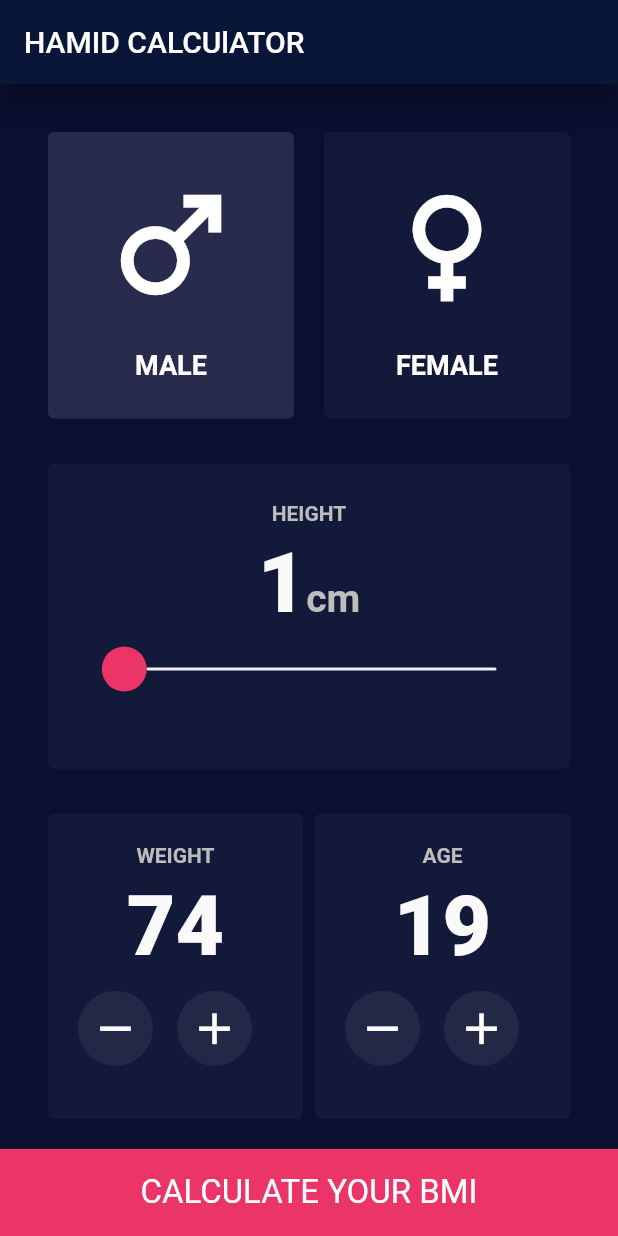
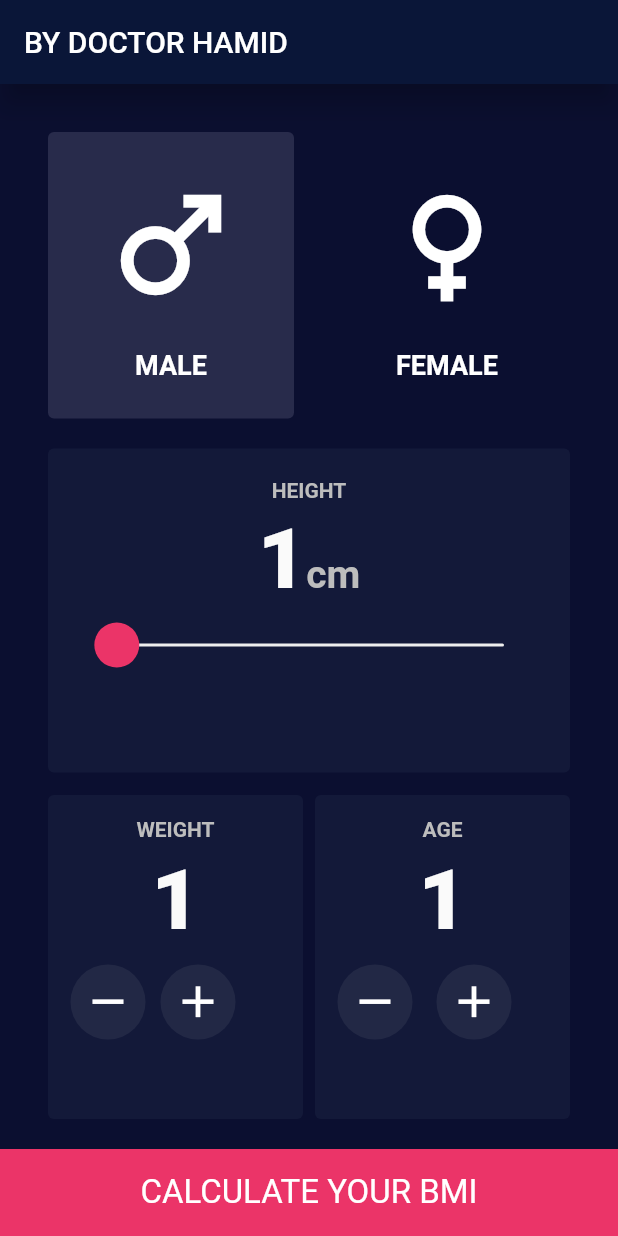
Before and after one commit to hamid-cherif/myfirstapp, a Flutter app: the screen it shows after launch, on a phone screen of 412 x 824 dp. Run offline on Flutter 3.47's test engine with Material 2 defaults, Android fonts, the phone set to English and light mode, and no system bars.

Commit message:
first version of bmi app

```diff
--- /dev/null
+++ b/lib/components/components.dart
@@ -0,0 +1 @@
+export 'gender_button_component.dart';
--- /dev/null
+++ b/lib/components/gender_button_component.dart
@@ -0,0 +1,48 @@
+import 'package:flutter/material.dart';
+
+class GenderButtonComponent extends StatelessWidget {
+  final dynamic onTap;
+  final Color bgColor;
+  final IconData buttonIcon;
+  final String title;
+
+  const GenderButtonComponent({
+    required this.title,
+    required this.onTap,
+    required this.bgColor,
+    required this.buttonIcon,
+    Key? key,
+  }) : super(key: key);
+
+  @override
+  Widget build(BuildContext context) {
+    return GestureDetector(
+      onTap: onTap,
+      child: Container(
+        padding: const EdgeInsets.all(25),
+        decoration: BoxDecoration(
+          borderRadius: BorderRadius.circular(4),
+          color: bgColor,
+        ),
+        child: Column(
+          children: [
+            Icon(
+              buttonIcon,
+              color: Colors.white,
+              size: 100,
+            ),
+            const SizedBox(height: 20),
+            Text(
+              title,
+              style: const TextStyle(
+                color: Colors.white,
+                fontSize: 18,
+                fontWeight: FontWeight.w600,
+              ),
+            )
+          ],
+        ),
+      ),
+    );
+  }
+}
--- a/lib/screens/home_screen.dart
+++ b/lib/screens/home_screen.dart
@@ -1,5 +1,7 @@
 import 'package:flutter/material.dart';
 import 'package:helloworld/screens/constants.dart';
+import 'package:helloworld/screens/result_screen.dart';
+import './../components/components.dart';
 
 enum Gender { male, female }
 
@@ -17,11 +19,44 @@ class _HomeScreenState extends State<HomeScreen> {
   int weight = 1;
   int age = 1;
 
+  Map<dynamic, dynamic> result(
+      {required double height, required double weight}) {
+    double heightInMeter = height.toDouble() / 100;
+
+    final bmi = weight.toDouble() / (heightInMeter * heightInMeter);
+
+    if (bmi <= 18.5) {
+      return {
+        "result": bmi,
+        "rangeValue": "Below 18,5",
+        "interpretation": "underweight"
+      };
+    } else if (bmi >= 18.5 && bmi <= 24.9) {
+      return {
+        "result": bmi,
+        "rangeValue": "18,5 - 24,9",
+        "interpretation": "normal weight"
+      };
+    } else if (bmi >= 25 && bmi <= 29.9) {
+      return {
+        "result": bmi,
+        "rangeValue": "25 - 29,9",
+        "interpretation": "overweight"
+      };
+    } else {
+      return {
+        "result": bmi,
+        "rangeValue": "30 - Above",
+        "interpretation": "obesity"
+      };
+    }
+  }
+
   @override
   Widget build(BuildContext context) {
     return Scaffold(
       appBar: AppBar(
-        title: const Text("HAMID CALCUlATOR"),
+        title: const Text("BY DOCTOR HAMID"),
         backgroundColor: kAppBarColor,
         elevation: 8,
       ),
@@ -37,66 +72,43 @@ class _HomeScreenState extends State<HomeScreen> {
                     mainAxisAlignment: MainAxisAlignment.spaceBetween,
                     children: [
                       Expanded(
-                        child: Container(
-                          padding: const EdgeInsets.all(25),
-                          decoration: BoxDecoration(
-                            borderRadius: BorderRadius.circular(4),
-                            color: kGenderBoxColor,
-                          ),
-                          child: Column(children: const [
-                            Icon(
-                              Icons.male,
-                              color: Colors.white,
-                              size: 100,
-                            ),
-                            SizedBox(height: 20),
-                            Text(
-                              "MALE",
-                              style: TextStyle(
-                                color: Colors.white,
-                                fontSize: 18,
-                                fontWeight: FontWeight.w600,
-                              ),
-                            )
-                          ]),
+                        child: GenderButtonComponent(
+                          title: "MALE",
+                          bgColor: gender == Gender.male
+                              ? kGenderBoxColor
+                              : kBodyColor,
+                          buttonIcon: Icons.male,
+                          onTap: (() {
+                            setState(() {
+                              gender = Gender.male;
+                            });
+                          }),
                         ),
                       ),
                       const SizedBox(
                         width: 20,
                       ),
                       Expanded(
-                        child: Container(
-                          padding: const EdgeInsets.all(25),
-                          decoration: BoxDecoration(
-                            borderRadius: BorderRadius.circular(4),
-                            color: kBoxColor,
-                          ),
-                          child: Column(children: const [
-                            Icon(
-                              Icons.female,
-                              color: Colors.white,
-                              size: 100,
-                            ),
-                            SizedBox(height: 20),
-                            Text(
-                              "FEMALE",
-                              style: TextStyle(
-                                color: Colors.white,
-                                fontSize: 18,
-                                fontWeight: FontWeight.w600,
-                              ),
-                            )
-                          ]),
-                        ),
-                      )
+                          child: GenderButtonComponent(
+                        title: "FEMALE",
+                        bgColor: gender == Gender.female
+                            ? kGenderBoxColor
+                            : kBodyColor,
+                        buttonIcon: Icons.female,
+                        onTap: (() {
+                          setState(() {
+                            gender = Gender.female;
+                          });
+                        }),
+                      ))
                     ],
                   ),
                   const SizedBox(
-                    height: 30,
+                    height: 20,
                   ),
                   Expanded(
                     child: Container(
-                      padding: const EdgeInsets.all(25),
+                      padding: const EdgeInsets.all(20),
                       decoration: BoxDecoration(
                         borderRadius: BorderRadius.circular(4),
                         color: kBoxColor,
@@ -111,7 +123,7 @@ class _HomeScreenState extends State<HomeScreen> {
                             ),
                           ),
                           const SizedBox(
-                            height: 6,
+                            height: 5,
                           ),
                           Row(
                             textBaseline: TextBaseline.alphabetic,
@@ -133,7 +145,8 @@ class _HomeScreenState extends State<HomeScreen> {
                                   color: Colors.grey[400],
                                   fontWeight: FontWeight.bold,
                                   fontSize: 26,
-                                    textBaseline: TextBaseline.alphabetic),
+                                  textBaseline: TextBaseline.alphabetic,
+                                ),
                               ),
                             ],
                           ),
@@ -149,6 +162,7 @@ class _HomeScreenState extends State<HomeScreen> {
                               setState(
                                 () {
                                   _sliderValue = value.toInt();
+                                  height = _sliderValue;
                                 },
                               );
                             },
@@ -157,15 +171,13 @@ class _HomeScreenState extends State<HomeScreen> {
                       ),
                     ),
                   ),
-                  const SizedBox(
-                    height: 30,
-                  ),
+                  const SizedBox(height: 15),
                   Expanded(
                     child: Row(
                       children: [
                         Expanded(
                           child: Container(
-                            padding: const EdgeInsets.all(20),
+                            padding: const EdgeInsets.all(15),
                             decoration: BoxDecoration(
                               borderRadius: BorderRadius.circular(4),
                               color: kBoxColor,
@@ -183,7 +195,7 @@ class _HomeScreenState extends State<HomeScreen> {
                                   height: 6,
                                 ),
                                 Text(
-                                  '74',
+                                  '$weight',
                                   style: TextStyle(
                                     color: Colors.grey[50],
                                     fontWeight: FontWeight.w900,
@@ -194,7 +206,13 @@ class _HomeScreenState extends State<HomeScreen> {
                                 const SizedBox(height: 10),
                                 Row(
                                   children: [
-                                    Container(
+                                    GestureDetector(
+                                      onTap: (() {
+                                        setState(() {
+                                          if (weight > 10) weight--;
+                                        });
+                                      }),
+                                      child: Container(
                                         width: 50,
                                         height: 50,
                                         decoration: BoxDecoration(
@@ -208,10 +226,17 @@ class _HomeScreenState extends State<HomeScreen> {
                                           color: Colors.white,
                                         ),
                                       ),
+                                    ),
                                     const SizedBox(
-                                      width: 16,
+                                      width: 10,
                                     ),
-                                    Container(
+                                    GestureDetector(
+                                      onTap: (() {
+                                        setState(() {
+                                          if (weight < 600) weight++;
+                                        });
+                                      }),
+                                      child: Container(
                                         width: 50,
                                         height: 50,
                                         decoration: BoxDecoration(
@@ -223,6 +248,7 @@ class _HomeScreenState extends State<HomeScreen> {
                                           Icons.add,
                                           size: 35,
                                           color: Colors.white,
+                                        ),
                                       ),
                                     )
                                   ],
@@ -236,7 +262,7 @@ class _HomeScreenState extends State<HomeScreen> {
                         ),
                         Expanded(
                           child: Container(
-                            padding: const EdgeInsets.all(20),
+                            padding: const EdgeInsets.all(15),
                             decoration: BoxDecoration(
                               borderRadius: BorderRadius.circular(4),
                               color: kBoxColor,
@@ -254,7 +280,7 @@ class _HomeScreenState extends State<HomeScreen> {
                                   height: 6,
                                 ),
                                 Text(
-                                  '19',
+                                  '$age',
                                   style: TextStyle(
                                     color: Colors.grey[50],
                                     fontWeight: FontWeight.w900,
@@ -265,7 +291,13 @@ class _HomeScreenState extends State<HomeScreen> {
                                 const SizedBox(height: 10),
                                 Row(
                                   children: [
-                                    Container(
+                                    GestureDetector(
+                                      onTap: (() {
+                                        setState(() {
+                                          if (age > 1) age--;
+                                        });
+                                      }),
+                                      child: Container(
                                         width: 50,
                                         height: 50,
                                         decoration: BoxDecoration(
@@ -279,10 +311,17 @@ class _HomeScreenState extends State<HomeScreen> {
                                           color: Colors.white,
                                         ),
                                       ),
+                                    ),
                                     const SizedBox(
                                       width: 16,
                                     ),
-                                    Container(
+                                    GestureDetector(
+                                      onTap: (() {
+                                        setState(() {
+                                          if (age < 120) age++;
+                                        });
+                                      }),
+                                      child: Container(
                                         width: 50,
                                         height: 50,
                                         decoration: BoxDecoration(
@@ -294,6 +333,7 @@ class _HomeScreenState extends State<HomeScreen> {
                                           Icons.add,
                                           size: 35,
                                           color: Colors.white,
+                                        ),
                                       ),
                                     )
                                   ],
@@ -312,7 +352,39 @@ class _HomeScreenState extends State<HomeScreen> {
           const SizedBox(
             height: 20,
           ),
-          Container(
+          InkWell(
+            highlightColor: Colors.white,
+            splashColor: Colors.amberAccent,
+            radius: 10,
+            onTap: (() {
+              setState(() {
+                if (height >= 120 && weight >= 30.0) {
+                  Navigator.push(
+                    context,
+                    MaterialPageRoute(
+                      builder: (BuildContext context) {
+                        return ResultScreen(
+                          bmiResult: result(
+                            height: height.toDouble(),
+                            weight: weight.toDouble(),
+                          ),
+                        );
+                      },
+                    ),
+                  );
+                } else {
+                  showAboutDialog(
+                    context: context,
+                    applicationIcon: const Icon(Icons.cancel),
+                    applicationName: "Dr. HAMID",
+                    children: [
+                      const Text('Please provide good information.'),
+                    ],
+                  );
+                }
+              });
+            }),
+            child: Container(
               color: kMainButtonColor,
               width: double.infinity,
               padding: const EdgeInsets.symmetric(vertical: 16, horizontal: 32),
@@ -325,6 +397,7 @@ class _HomeScreenState extends State<HomeScreen> {
                   ),
                 ),
               ),
+            ),
           )
         ],
       ),
```
Also changed, not shown: lib/screens/result_screen.dart (added, +165 -0 lines), 37 other files. Lines whose indentation alone changed are shown as unchanged.
